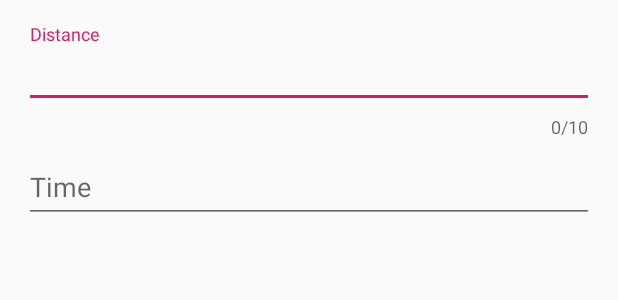
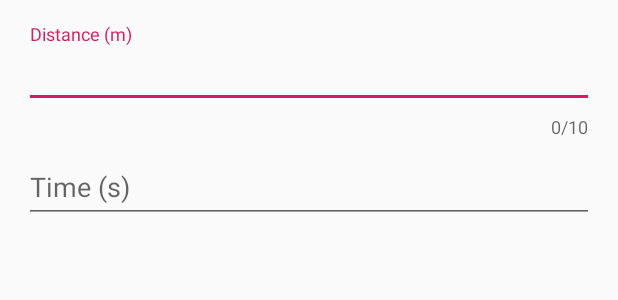
Before and after one commit to AlexanderBuyko/TestApplication, an Android app: the layout layout_dialog.xml on its own in the app's theme, with its tools: preview values and no code run, on a phone screen of 412 x 824 dp. Shown: the top 300 px of the screen. Run offline under Robolectric (Android 15) with nearby library versions, the phone set to English and light mode, and no system bars; network calls fail.

Commit message:
Add new view to TextInputLayout Сhange measurement values in recycleView

```diff
--- a/app/src/main/res/layout/layout_dialog.xml
+++ b/app/src/main/res/layout/layout_dialog.xml
@@ -14,7 +14,7 @@
         <android.support.design.widget.TextInputEditText
                 android:layout_height="wrap_content"
                 android:layout_width="match_parent"
-                android:hint="Distance"
+                android:hint="Distance (m)"
                 android:inputType="number"
         >
 
@@ -29,7 +29,7 @@
         <android.support.design.widget.TextInputEditText
                 android:layout_height="wrap_content"
                 android:layout_width="match_parent"
-                android:hint="Time"
+                android:hint="Time (s)"
                 android:inputType="number">
 
         </android.support.design.widget.TextInputEditText>
```
Also changed, not shown: app/src/main/java/com/example/myapplication/adapter/RecycleAdapter.kt (+4 -4 lines), app/src/main/java/com/example/myapplication/dialog/EditItemDialog.kt (+9 -1 lines).
